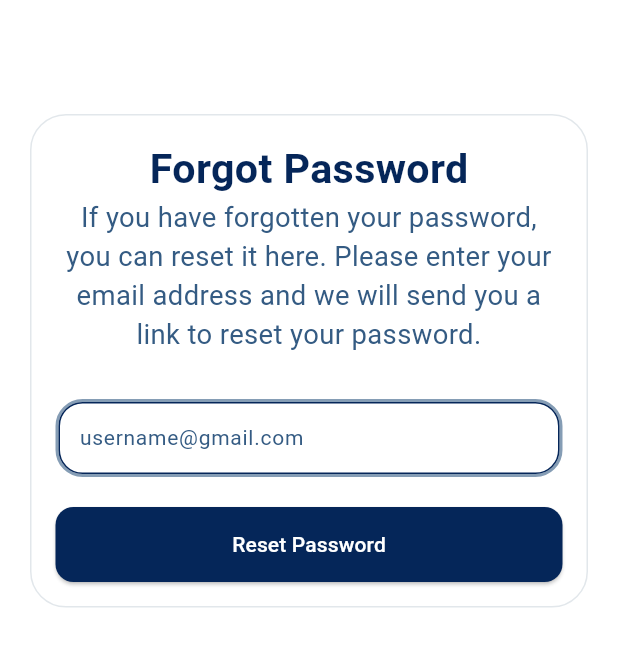
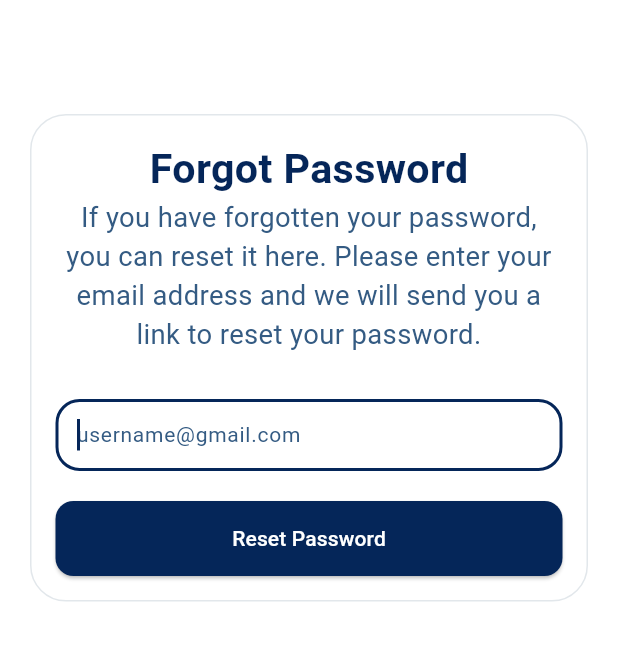
Before and after one commit to MinaYasser100/My-Store, a Flutter app: the ForgotPasswordView screen opened by its route, on a phone screen of 412 x 824 dp. Shown: the top 647 px of the screen. Run offline on Flutter 3.47's test engine with Material 3 defaults, Android fonts, the phone set to English and light mode, and no system bars; our stand-ins replace animated_text_kit, cloud_firestore, connectivity_plus, dartz, firebase_auth, firebase_core and 8 more; accounts and stored records are empty.

Commit message:
edit in google service and login & register

```diff
--- a/lib/core/model/user_model/user_model.dart
+++ b/lib/core/model/user_model/user_model.dart
@@ -12,12 +12,15 @@ class UserModel {
   final String firstName;
   @HiveField(3)
   final String lastName;
+  @HiveField(4)
+  final String phoneNumber;
 
   UserModel({
     required this.email,
     required this.uid,
     required this.firstName,
     required this.lastName,
+    required this.phoneNumber,
   });
 
   Map<String, dynamic> toMap() {
@@ -26,6 +29,7 @@ class UserModel {
       'uid': uid,
       'firstName': firstName,
       'lastName': lastName,
+      'phoneNumber': phoneNumber,
     };
   }
 
@@ -35,6 +39,7 @@ class UserModel {
       uid: map['uid'] as String,
       firstName: map['firstName'] as String,
       lastName: map['lastName'] as String,
+      phoneNumber: map['phoneNumber'] as String,
     );
   }
 }
--- a/lib/core/routing/app_router.dart
+++ b/lib/core/routing/app_router.dart
@@ -9,7 +9,7 @@ import 'package:my_store/features/verfiy_email/ui/verify_email_view.dart';
 
 abstract class AppRouter {
   static final router = GoRouter(
-    initialLocation: Routes.verifyEmailView,
+    initialLocation: Routes.loginView,
     routes: [
       //Register view
       GoRoute(
--- a/lib/core/widgets/custom_text_form_field.dart
+++ b/lib/core/widgets/custom_text_form_field.dart
@@ -13,41 +13,16 @@ class CustomTextFormField extends StatefulWidget {
 
 class _CustomTextFormFieldState extends State<CustomTextFormField> {
   late bool isObscured;
-  late FocusNode _focusNode;
-  late bool _createdFocusNode;
 
   @override
   void initState() {
     super.initState();
     isObscured = widget.textFieldModel.obscureText;
-    if (widget.textFieldModel.focusNode != null) {
-      _focusNode = widget.textFieldModel.focusNode!;
-      _createdFocusNode = false;
-    } else {
-      _focusNode = FocusNode();
-      _createdFocusNode = true;
-    }
-    _focusNode.addListener(_handleFocusChange);
-  }
-
-  void _handleFocusChange() {
-    // Rebuild when focus changes so the decoration (focused border) updates.
-    if (mounted) setState(() {});
   }
 
   @override
-  void dispose() {
-    _focusNode.removeListener(_handleFocusChange);
-    if (_createdFocusNode) {
-      _focusNode.dispose();
-    }
-    super.dispose();
-  }
-
   @override
   Widget build(BuildContext context) {
-    final isFocused = _focusNode.hasFocus;
-
     return FormField<String>(
       initialValue: widget.textFieldModel.controller.text,
       validator: widget.textFieldModel.validator,
@@ -56,29 +31,16 @@ class _CustomTextFormFieldState extends State<CustomTextFormField> {
         return Column(
           crossAxisAlignment: CrossAxisAlignment.start,
           children: [
-            Container(
-              decoration: isFocused
-                  ? BoxDecoration(
-                      border: Border.all(
-                        color: ColorsTheme().primaryLight.withAlpha(153),
-                        width: 2,
-                      ),
-                      borderRadius: BorderRadius.circular(18),
-                    )
-                  : null,
-              child: TextField(
+            TextField(
               controller: widget.textFieldModel.controller,
               cursorColor: ColorsTheme().primaryDark,
               onChanged: (v) => fieldState.didChange(v),
               obscureText: isObscured,
               keyboardType: widget.textFieldModel.keyboardType,
               autofocus: widget.textFieldModel.autofocus,
-                focusNode: _focusNode,
+              focusNode: widget.textFieldModel.focusNode,
               onSubmitted: widget.textFieldModel.onFieldSubmitted,
-                style: TextStyle(
-                  color: ColorsTheme().primaryDark,
-                  fontSize: 14,
-                ),
+              style: TextStyle(color: ColorsTheme().primaryDark, fontSize: 14),
               decoration: InputDecoration(
                 contentPadding: EdgeInsets.symmetric(
                   horizontal: 10,
@@ -108,8 +70,6 @@ class _CustomTextFormFieldState extends State<CustomTextFormField> {
                 enabledBorder: InputBorder.none,
               ),
             ),
-            ),
-
             if (fieldState.errorText != null)
               Padding(
                 padding: const EdgeInsets.only(left: 8.0, top: 6.0),
@@ -127,7 +87,7 @@ class _CustomTextFormFieldState extends State<CustomTextFormField> {
   OutlineInputBorder _customOutlineInputBorder() {
     return OutlineInputBorder(
       borderRadius: BorderRadius.circular(16),
-      borderSide: BorderSide(color: ColorsTheme().primaryDark),
+      borderSide: BorderSide(color: ColorsTheme().primaryDark, width: 2),
     );
   }
 }
--- a/lib/features/login/data/repo/login_repo_impl.dart
+++ b/lib/features/login/data/repo/login_repo_impl.dart
@@ -113,6 +113,7 @@ class LoginRepoImpl implements LoginRepo {
       firstName: user.displayName!.split(' ')[0],
       lastName: user.displayName!.split(' ')[1],
       uid: user.uid,
+      phoneNumber: user.phoneNumber!,
     );
     await _registerUserInfoInFirebase(userModel: userModel);
     await userHiveHelper.saveUser(userModel);
--- a/lib/features/login/ui/widgets/custom_dont_account.dart
+++ b/lib/features/login/ui/widgets/custom_dont_account.dart
@@ -1,6 +1,7 @@
 import 'package:flutter/material.dart';
 import 'package:go_router/go_router.dart';
 import 'package:my_store/core/routing/routes.dart';
+import 'package:my_store/core/utils/colors.dart';
 
 class CustomDontAccount extends StatelessWidget {
   const CustomDontAccount({super.key});
@@ -16,7 +17,10 @@ class CustomDontAccount extends StatelessWidget {
             FocusScope.of(context).unfocus();
             context.push(Routes.registerView);
           },
-          child: Text("Sign Up"),
+          child: Text(
+            "Sign Up",
+            style: TextStyle(color: ColorsTheme().primaryColor),
+          ),
         ),
       ],
     );
--- a/lib/features/register/manager/register_cubit/register_cubit.dart
+++ b/lib/features/register/manager/register_cubit/register_cubit.dart
@@ -16,6 +16,7 @@ class RegisterCubit extends Cubit<RegisterState> {
     required String lastName,
     required String email,
     required String password,
+    required String phoneNumber,
   }) async {
     emit(RegisterLoading());
     final user = await registerRepo.egisterWithEmailAndPassword(
@@ -35,6 +36,7 @@ class RegisterCubit extends Cubit<RegisterState> {
             firstName: firstName,
             lastName: lastName,
             uid: user.uid,
+            phoneNumber: phoneNumber,
           ),
         );
         result.fold((error) {
--- a/lib/features/register/ui/widgets/register_submit_button.dart
+++ b/lib/features/register/ui/widgets/register_submit_button.dart
@@ -58,6 +58,7 @@ class RegisterSubmitButton extends StatelessWidget {
                 password: passwordController.text.trim(),
                 firstName: firstNameController.text.trim(),
                 lastName: lastNameController.text.trim(),
+                phoneNumber: phoneController.text.trim(),
               );
             } else {
               context.read<AutovalidateModeCubit>().changeAutovalidateMode();
```
Also changed, not shown: lib/features/login/ui/widgets/login_form_fields.dart (+20 -4 lines), lib/features/verfiy_email/ui/verify_email_view.dart (+3 -5 lines), assets/images/logo.png (added), lib/core/model/user_model/user_model.g.dart, 1 other file. Lines whose indentation alone changed are shown as unchanged.
